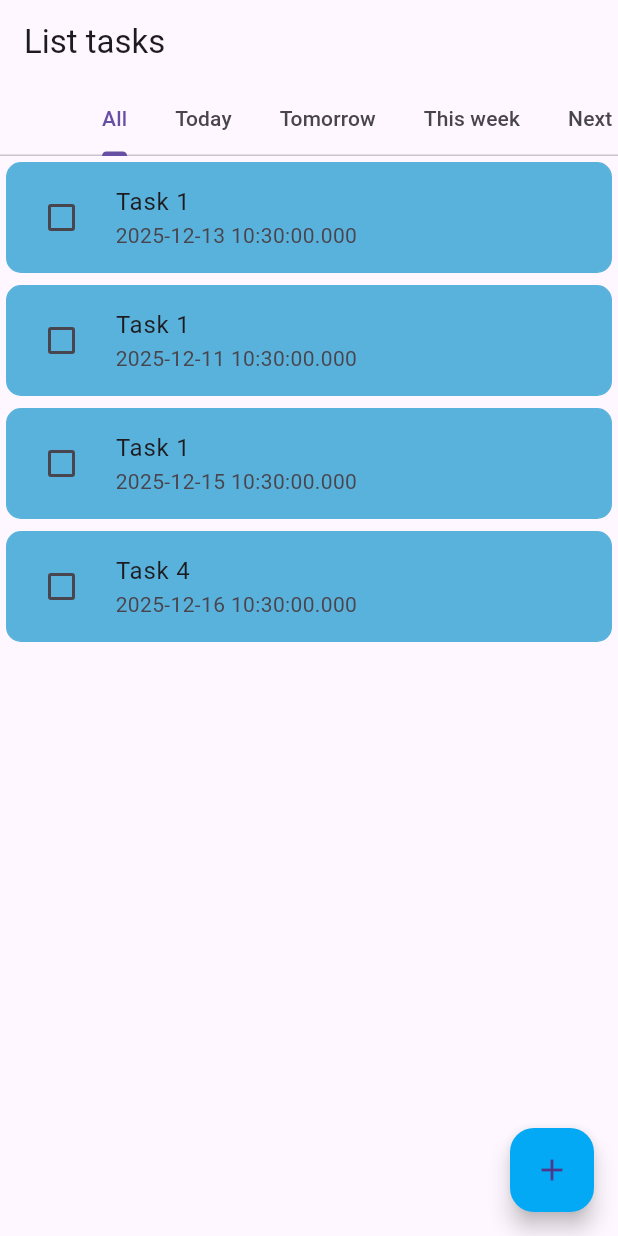
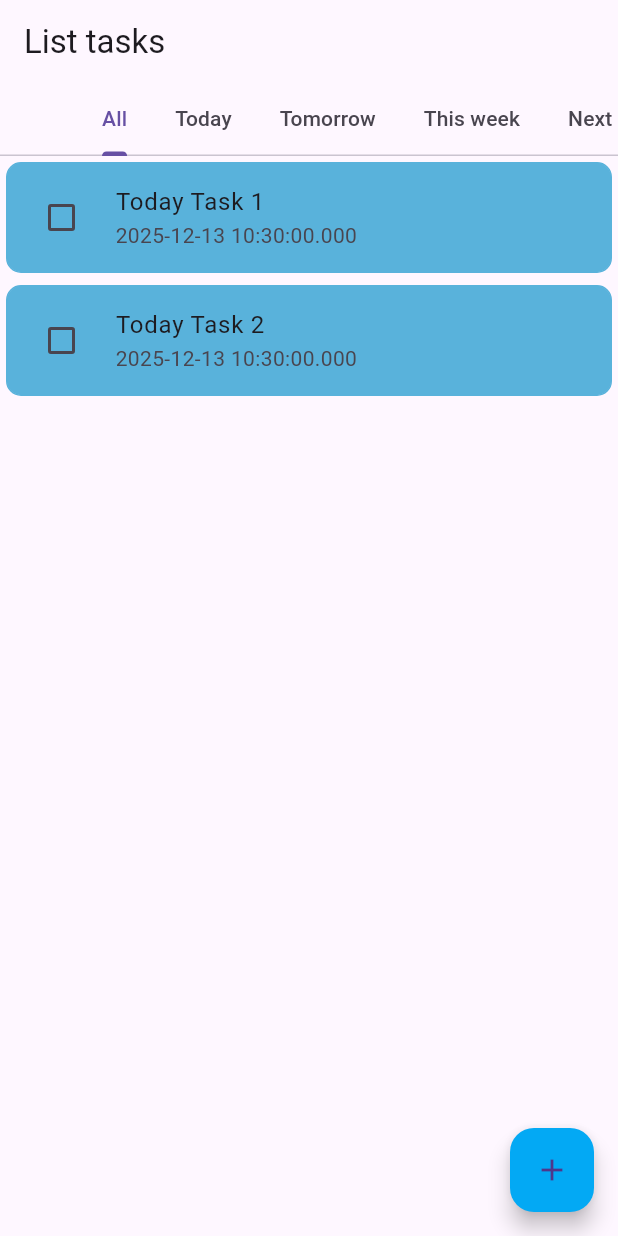
Before and after one commit to abdoukare/To-Do_app, a Flutter app: the screen it shows after launch, on a phone screen of 412 x 824 dp. Run offline on Flutter 3.47's test engine with Material 3 defaults, Android fonts, the phone set to English and light mode, and no system bars; our stand-ins replace table_calendar; missing offline and left inert: dart_date.

Commit message:
reorganising the todo taskks in our app and refactoring provider by classifing them by cat egory and every category has a list

```diff
--- a/lib/provider/TaskModel.dart
+++ b/lib/provider/TaskModel.dart
@@ -1,45 +1,122 @@
 import 'package:flutter/material.dart';
 import 'package:week4_task/model/Task.dart';
+import 'package:week4_task/library/globals.dart' as globals;
+import 'package:dart_date/dart_date.dart';
 /*
  @ todo model n7tajoh f les interfaces ta3na
 
  */
 
 class Taskmodel extends ChangeNotifier {
-  final List<Task> _todotasks = [
+  final Map<String, List<Task>> _todotasks = {
+    globals.late: [
       Task(
         "Task 1",
         false,
         "Create Provider",
         DateTime.now().add(Duration(days: 1)),
       ),
+    ],
+    globals.today: [
+      Task(
+        "Today Task 1",
+        false,
+        "Create Provider",
+        DateTime.now().add(Duration(days: 1)),
+      ),
+      Task(
+        "Today Task 2 ",
+        false,
+        "Create Provider",
+        DateTime.now().add(Duration(days: 1)),
+      ),
+    ],
+    globals.tomorrow: [
+      Task(
+        "Tomorrow Task 1",
+        false,
+        "Create Provider",
+        DateTime.now().add(Duration(days: 1)),
+      ),
+    ],
+    globals.thisWeek: [
+      Task(
+        " thisWeek Task 1",
+        false,
+        "Create Provider",
+        DateTime.now().add(Duration(days: 1)),
+      ),
+    ],
+    globals.nextWeek: [
+      Task(
+        "nextWeek Task 1",
+        false,
+        "Create Provider",
+        DateTime.now().add(Duration(days: 1)),
+      ),
+    ],
+    globals.thisMonth: [
       Task(
         "Task 1",
         false,
         "Create Provider",
-      DateTime.now().subtract(Duration(days: 1)),
+        DateTime.now().add(Duration(days: 1)),
       ),
+    ],
+    globals.later: [
       Task(
         "Task 1",
         false,
         "Create Provider",
-      DateTime.now().add(Duration(days: 3)),
+        DateTime.now().add(Duration(days: 1)),
       ),
-    Task(
-      "Task 4",
-      false,
-      "Create Provider",
-      DateTime.now().add(Duration(days: 4)),
-    ),
-  ];
-
-  List<Task> get todotasks => _todotasks;
+    ],
+  };
+  Map<String, List<Task>> get todotasks => _todotasks;
   void add(Task _task) {
-    _todotasks.add(_task);
+    String _key = guessTodoKeyFromDate(_task.deadline);
+    if (_todotasks.containsKey(_key)) {
+      _todotasks[_key]!.add(_task);
+    }
     notifyListeners();
   }
-  void markDone(int index, bool _status) {
-    _todotasks[index].status = _status;
+
+  int countTaskByDate(DateTime _datetime) {
+    String _key = guessTodoKeyFromDate(_datetime);
+    if (_todotasks.containsKey(_key)) {
+      _todotasks[_key]!
+          .where(
+            (task) =>
+                task.deadline.day == _datetime.day &&
+                task.deadline.month == _datetime.month &&
+                task.deadline.year == _datetime.year,
+          )
+          .length;
+    }
+    return 0;
+  }
+
+  void markDone(int index, String key) {
+    _todotasks[key]![index].status = true;
     notifyListeners();
   }
+
+  String guessTodoKeyFromDate(DateTime deadline) {
+    if (deadline.isPast && !deadline.isToday) {
+      return globals.late;
+    } else if (deadline.isToday) {
+      return globals.today;
+    } else if (deadline.isTomorrow) {
+      return globals.tomorrow;
+    } else if (deadline.getWeek == DateTime.now().getWeek &&
+        deadline.year == DateTime.now().year) {
+      return globals.thisWeek;
+    } else if (deadline.getWeek == DateTime.now().getWeek + 1 &&
+        deadline.year == DateTime.now().year) {
+      return globals.nextWeek;
+    } else if (deadline.isThisMonth) {
+      return globals.later;
     }
+    return globals.later;
+  }
+}
--- a/lib/view/AddTasksView.dart
+++ b/lib/view/AddTasksView.dart
@@ -1,7 +1,6 @@
 import 'package:flutter/material.dart';
 import 'package:provider/provider.dart';
 import 'package:table_calendar/table_calendar.dart';
-import 'package:week4_task/library/globals.dart' as globals;
 import 'package:week4_task/model/Task.dart';
 import 'package:week4_task/provider/TaskModel.dart';
 
--- a/lib/widget/ListTask.dart
+++ b/lib/widget/ListTask.dart
@@ -1,38 +1,39 @@
 import 'package:flutter/material.dart';
 import 'package:provider/provider.dart';
 import 'package:week4_task/provider/TaskModel.dart';
+import 'package:week4_task/library/globals.dart' as globals;
 
 class ListTaskwidget extends StatelessWidget {
   const ListTaskwidget({Key? key}) : super(key: key);
 
   @override
-  Widget build(BuildContext context){
-     return Consumer<Taskmodel>( // hna rana ncosumiw f data li f provider
+  Widget build(BuildContext context) {
+    return Consumer<Taskmodel>(
+      // hna rana ncosumiw f data li f provider
       builder: (context, model, child) {
         return ListView.builder(
-              itemCount: model.todotasks.length,
+          itemCount: model.todotasks[globals.today]!.length,
           itemBuilder: (BuildContext context, int index) {
             return Padding(
               padding: const EdgeInsets.all(4.0),
               child: Container(
                 decoration: BoxDecoration(
                   color: const Color.fromARGB(255, 89, 178, 219),
-                      border: Border.all(
-                        color: Color.fromARGB(255, 89, 178, 219),
-                      ),
+                  border: Border.all(color: Color.fromARGB(255, 89, 178, 219)),
                   borderRadius: BorderRadius.circular(10),
                 ),
                 child: CheckboxListTile(
-                      title: Text(model.todotasks[index].title),
+                  title: Text(model.todotasks[globals.today]![index].title),
                   subtitle: Text(
-                        model.todotasks[index].deadline.toString(),
+                    model.todotasks[globals.today]![index].deadline.toString(),
                   ),
-                      value:
-                          model.todotasks[index].status, // strate ta3 check box
+                  value: model
+                      .todotasks[globals.today]![index]
+                      .status, // strate ta3 check box
                   onChanged: (bool? value) {
                     // ki ndiro check l checkbox lazm nditectiw changes li sraw
-                        model.markDone(index, value!);
-                        print(model.todotasks[index].status);
+                    model.markDone(index, globals.today);
+                    print(model.todotasks[globals.today]![index].status);
                   },
                   controlAffinity: ListTileControlAffinity.leading,
                 ),
```
Lines whose indentation alone changed are shown as unchanged.
